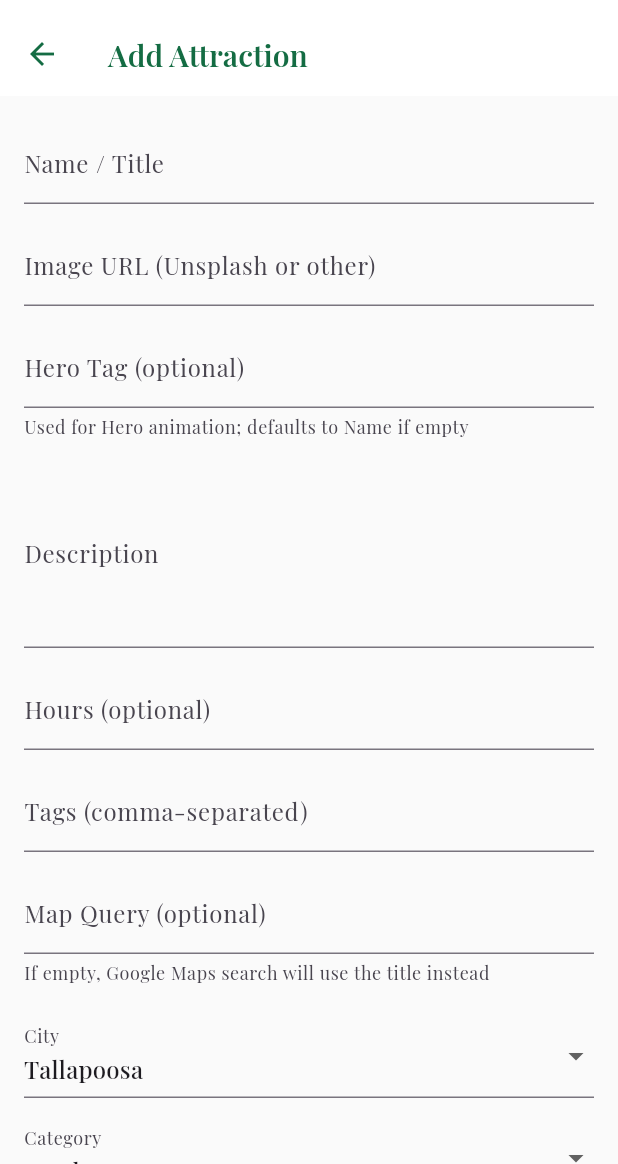
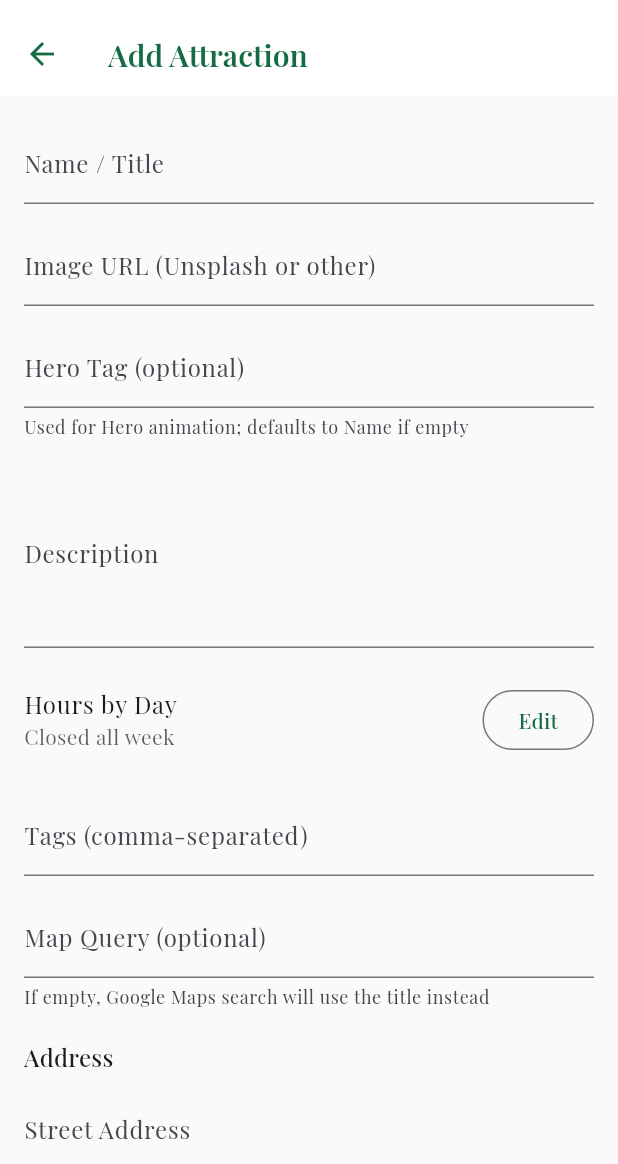
Before and after one commit to JoeMGL/mytown_haralson, a Flutter app: the AddAttractionPage screen opened by its route, on a phone screen of 412 x 824 dp, the part 72-1236 px from its top. Run offline on Flutter 3.47's test engine with Material 3 defaults, Android fonts, the phone set to English and light mode, and no system bars; our stand-ins replace cloud_firestore, firebase_core, flutter_riverpod, go_router, google_fonts; accounts and stored records are empty; network calls fail.

Commit message:
weekly hours added

```diff
--- a/lib/features/admin/explore/add_attraction_page.dart
+++ b/lib/features/admin/explore/add_attraction_page.dart
@@ -2,6 +2,7 @@ import 'package:cloud_firestore/cloud_firestore.dart';
 import 'package:flutter/material.dart';
 
 import '../../../widgets/location_selector.dart';
+import '../../../widgets/weekly_hours_field.dart';
 import '../../../models/place.dart';
 
 class AddAttractionPage extends StatefulWidget {
@@ -16,19 +17,27 @@ class _AddAttractionPageState extends State<AddAttractionPage> {
 
   // Core fields
   String _name = '';
-  String _city = 'Tallapoosa';
   String _category = 'Outdoor';
   String _coords = '';
   bool _featured = false;
   bool _saving = false;
 
+  // Address fields
+  String _street = '';
+  String _city = '';
+  String _state = '';
+  String _zip = '';
+
   // Detail fields
   String _imageUrl = '';
   String _heroTag = '';
   String _description = '';
-  String _hours = '';
+  String _hours = ''; // legacy free-text
   String _tagsText = '';
   String _mapQuery = '';
+
+  // Structured hours by day
+  Map<String, DayHours> _hoursByDay = {};
 
   // Location
   String? _stateId;
@@ -74,17 +83,25 @@ class _AddAttractionPageState extends State<AddAttractionPage> {
           .toList();
 
       final title = _name.trim();
+      final street = _street.trim();
+      final city = _city.trim();
+      final state = _state.trim();
+      final zip = _zip.trim();
 
       final place = Place(
         id: '',
         name: title,
         title: title,
-        city: _city.trim(),
+        street: street,
+        city: city,
+        state: state,
+        zip: zip,
         category: _category,
         imageUrl: _imageUrl.trim(),
         heroTag: _heroTag.trim().isEmpty ? title : _heroTag.trim(),
         description: _description.trim(),
         hours: _hours.trim().isEmpty ? null : _hours.trim(),
+        hoursByDay: _hoursByDay,
         tags: tags,
         mapQuery: _mapQuery.trim().isEmpty ? null : _mapQuery.trim(),
         coords: geo,
@@ -92,8 +109,11 @@ class _AddAttractionPageState extends State<AddAttractionPage> {
         active: true,
         search: [
           title.toLowerCase(),
-          _city.toLowerCase(),
+          city.toLowerCase(),
           _category.toLowerCase(),
+          if (street.isNotEmpty) street.toLowerCase(),
+          if (state.isNotEmpty) state.toLowerCase(),
+          if (zip.isNotEmpty) zip.toLowerCase(),
         ],
         stateId: _stateId ?? '',
         stateName: _stateName ?? '',
@@ -172,13 +192,15 @@ class _AddAttractionPageState extends State<AddAttractionPage> {
             ),
             const SizedBox(height: 12),
 
-            // Hours
-            TextFormField(
-              decoration: const InputDecoration(
-                labelText: 'Hours (optional)',
-                hintText: 'e.g. Mon–Sat 10am–6pm',
-              ),
-              onSaved: (v) => _hours = v?.trim() ?? '',
+            // Structured weekly hours
+            WeeklyHoursField(
+              label: 'Hours by Day',
+              initialValue: _hoursByDay,
+              onChanged: (value) {
+                setState(() {
+                  _hoursByDay = value;
+                });
+              },
             ),
             const SizedBox(height: 12),
 
@@ -203,16 +225,69 @@ class _AddAttractionPageState extends State<AddAttractionPage> {
             ),
             const SizedBox(height: 20),
 
-            // City
-            DropdownButtonFormField<String>(
-              value: _city,
-              decoration: const InputDecoration(labelText: 'City'),
-              items: const ['Tallapoosa', 'Bremen', 'Buchanan', 'Waco']
-                  .map((c) => DropdownMenuItem(value: c, child: Text(c)))
-                  .toList(),
-              onChanged: (v) => setState(() => _city = v ?? _city),
+            // Address section
+            Text(
+              'Address',
+              style: Theme.of(context).textTheme.titleMedium,
+            ),
+            const SizedBox(height: 8),
+
+            // Street
+            TextFormField(
+              decoration: const InputDecoration(
+                labelText: 'Street Address',
+                hintText: 'e.g. 123 Main St',
+              ),
+              onSaved: (v) => _street = v?.trim() ?? '',
+              validator: (v) =>
+                  (v == null || v.trim().isEmpty) ? 'Required' : null,
             ),
             const SizedBox(height: 12),
+
+            // City
+            TextFormField(
+              decoration: const InputDecoration(
+                labelText: 'City',
+                hintText: 'e.g. Tallapoosa',
+              ),
+              onSaved: (v) => _city = v?.trim() ?? '',
+              validator: (v) =>
+                  (v == null || v.trim().isEmpty) ? 'Required' : null,
+            ),
+            const SizedBox(height: 12),
+
+            // State + Zip side by side
+            Row(
+              children: [
+                Expanded(
+                  flex: 2,
+                  child: TextFormField(
+                    decoration: const InputDecoration(
+                      labelText: 'State',
+                      hintText: 'e.g. GA',
+                    ),
+                    onSaved: (v) => _state = v?.trim() ?? '',
+                    validator: (v) =>
+                        (v == null || v.trim().isEmpty) ? 'Required' : null,
+                  ),
+                ),
+                const SizedBox(width: 12),
+                Expanded(
+                  flex: 3,
+                  child: TextFormField(
+                    decoration: const InputDecoration(
+                      labelText: 'ZIP Code',
+                      hintText: 'e.g. 30176',
+                    ),
+                    keyboardType: TextInputType.number,
+                    onSaved: (v) => _zip = v?.trim() ?? '',
+                    validator: (v) =>
+                        (v == null || v.trim().isEmpty) ? 'Required' : null,
+                  ),
+                ),
+              ],
+            ),
+            const SizedBox(height: 20),
 
             // Category
             DropdownButtonFormField<String>(
@@ -257,6 +332,7 @@ class _AddAttractionPageState extends State<AddAttractionPage> {
             ),
             const SizedBox(height: 8),
 
+            // Featured flag
             SwitchListTile(
               title: const Text('Featured'),
               value: _featured,
--- a/lib/models/place.dart
+++ b/lib/models/place.dart
@@ -1,4 +1,41 @@
 import 'package:cloud_firestore/cloud_firestore.dart';
+
+/// Represents opening hours for a single day.
+class DayHours {
+  /// Whether the place is closed this day.
+  final bool closed;
+
+  /// Opening time as a display string, e.g. "9:00 AM".
+  final String? open;
+
+  /// Closing time as a display string, e.g. "5:00 PM".
+  final String? close;
+
+  const DayHours({
+    required this.closed,
+    this.open,
+    this.close,
+  });
+
+  factory DayHours.fromMap(Map<String, dynamic>? data) {
+    if (data == null) {
+      return const DayHours(closed: true);
+    }
+    return DayHours(
+      closed: data['closed'] as bool? ?? false,
+      open: data['open'] as String?,
+      close: data['close'] as String?,
+    );
+  }
+
+  Map<String, dynamic> toMap() {
+    return {
+      'closed': closed,
+      'open': open,
+      'close': close,
+    };
+  }
+}
 
 class Place {
   final String id;
@@ -6,13 +43,25 @@ class Place {
   // Core fields
   final String title; // used by ExploreDetailPage
   final String name; // stored in Firestore too
+
+  // Address
+  final String street;
   final String city;
+  final String state;
+  final String zip;
+
+  // Category / content
   final String category;
-
   final String imageUrl;
   final String heroTag;
   final String description;
+
+  /// Legacy free-text hours (optional, e.g. "Mon–Sat 10–6")
   final String? hours;
+
+  /// Structured hours by day, keyed by "mon","tue","wed","thu","fri","sat","sun".
+  final Map<String, DayHours> hoursByDay;
+
   final List<String> tags;
   final String? mapQuery;
 
@@ -25,7 +74,7 @@ class Place {
   // Search
   final List<String> search;
 
-  // Location fields
+  // Location fields (Visit Haralson multi-state / metro)
   final String stateId;
   final String stateName;
   final String metroId;
@@ -37,12 +86,16 @@ class Place {
     required this.id,
     required this.title,
     required this.name,
+    required this.street,
     required this.city,
+    required this.state,
+    required this.zip,
     required this.category,
     required this.imageUrl,
     required this.heroTag,
     required this.description,
     required this.hours,
+    required this.hoursByDay,
     required this.tags,
     required this.mapQuery,
     required this.coords,
@@ -65,22 +118,44 @@ class Place {
     final storedName = (data['name'] ?? '') as String;
     final storedTitle = (data['title'] ?? '') as String;
 
+    // Parse structured hours map if present
+    final rawHoursByDay = data['hoursByDay'];
+    final Map<String, DayHours> parsedHoursByDay = {};
+    if (rawHoursByDay is Map<String, dynamic>) {
+      rawHoursByDay.forEach((key, value) {
+        if (value is Map<String, dynamic>) {
+          parsedHoursByDay[key] = DayHours.fromMap(value);
+        }
+      });
+    }
+
     return Place(
       id: doc.id,
       name: storedName,
       title: storedTitle.isNotEmpty ? storedTitle : storedName,
+
+      // Address
+      street: (data['street'] ?? '') as String,
       city: (data['city'] ?? '') as String,
+      state: (data['state'] ?? '') as String,
+      zip: (data['zip'] ?? '') as String,
+
       category: (data['category'] ?? '') as String,
       imageUrl: (data['imageUrl'] ?? '') as String,
       heroTag: (data['heroTag'] ?? doc.id) as String,
       description: (data['description'] ?? '') as String,
+
+      // hours
       hours: data['hours'] as String?,
+      hoursByDay: parsedHoursByDay,
+
       tags: (data['tags'] as List?)?.cast<String>() ?? const [],
       mapQuery: data['mapQuery'] as String?,
       coords: data['coords'] is GeoPoint ? data['coords'] as GeoPoint? : null,
       featured: (data['featured'] ?? false) as bool,
       active: (data['active'] ?? true) as bool,
       search: (data['search'] as List?)?.cast<String>() ?? const [],
+
       stateId: (data['stateId'] ?? '') as String,
       stateName: (data['stateName'] ?? '') as String,
       metroId: (data['metroId'] ?? '') as String,
@@ -94,12 +169,22 @@ class Place {
     return {
       'name': name,
       'title': title,
+
+      // Address
+      'street': street,
       'city': city,
+      'state': state,
+      'zip': zip,
+
       'category': category,
       'imageUrl': imageUrl,
       'heroTag': heroTag,
       'description': description,
+
       'hours': hours,
+      'hoursByDay':
+          hoursByDay.map((key, value) => MapEntry(key, value.toMap())),
+
       'tags': tags,
       'mapQuery': mapQuery,
       'coords': coords,
--- /dev/null
+++ b/lib/widgets/weekly_hours_field.dart
@@ -0,0 +1,197 @@
+// lib/widgets/weekly_hours_field.dart
+import 'package:flutter/material.dart';
+
+import '../models/place.dart'; // for DayHours
+
+typedef HoursByDay = Map<String, DayHours>;
+
+const _dayLabels = <String, String>{
+  'mon': 'Monday',
+  'tue': 'Tuesday',
+  'wed': 'Wednesday',
+  'thu': 'Thursday',
+  'fri': 'Friday',
+  'sat': 'Saturday',
+  'sun': 'Sunday',
+};
+
+class WeeklyHoursField extends StatefulWidget {
+  final HoursByDay initialValue;
+  final ValueChanged<HoursByDay> onChanged;
+  final String label;
+
+  const WeeklyHoursField({
+    super.key,
+    required this.initialValue,
+    required this.onChanged,
+    this.label = 'Hours',
+  });
+
+  @override
+  State<WeeklyHoursField> createState() => _WeeklyHoursFieldState();
+}
+
+class _WeeklyHoursFieldState extends State<WeeklyHoursField> {
+  late HoursByDay _value;
+
+  @override
+  void initState() {
+    super.initState();
+
+    // Start with all days present
+    _value = {
+      for (final entry in _dayLabels.entries)
+        entry.key:
+            widget.initialValue[entry.key] ?? const DayHours(closed: true),
+    };
+  }
+
+  String _summaryText() {
+    final openDays = _value.entries.where((e) => !e.value.closed).length;
+    if (openDays == 0) return 'Closed all week';
+    if (openDays == 7) return 'Open every day';
+    return 'Open $openDays day(s) per week';
+  }
+
+  Future<void> _showHoursDialog() async {
+    // Local working copy
+    final temp = Map<String, DayHours>.from(_value);
+
+    await showDialog<void>(
+      context: context,
+      builder: (ctx) {
+        return StatefulBuilder(
+          builder: (ctx, setStateDialog) {
+            return AlertDialog(
+              title: Text(widget.label),
+              content: SizedBox(
+                width: double.maxFinite,
+                child: SingleChildScrollView(
+                  child: Column(
+                    mainAxisSize: MainAxisSize.min,
+                    children: _dayLabels.entries.map((entry) {
+                      final key = entry.key;
+                      final label = entry.value;
+                      final day = temp[key] ?? const DayHours(closed: true);
+
+                      return Padding(
+                        padding: const EdgeInsets.symmetric(vertical: 4),
+                        child: Column(
+                          crossAxisAlignment: CrossAxisAlignment.start,
+                          children: [
+                            SwitchListTile(
+                              contentPadding: EdgeInsets.zero,
+                              dense: true,
+                              title: Text(label),
+                              value: !day.closed,
+                              onChanged: (isOpen) {
+                                setStateDialog(() {
+                                  temp[key] = DayHours(
+                                    closed: !isOpen,
+                                    open: isOpen ? day.open : null,
+                                    close: isOpen ? day.close : null,
+                                  );
+                                });
+                              },
+                            ),
+                            if (!day.closed)
+                              Row(
+                                children: [
+                                  Expanded(
+                                    child: TextFormField(
+                                      initialValue: day.open ?? '',
+                                      decoration: const InputDecoration(
+                                        labelText: 'Open',
+                                        hintText: '9:00 AM',
+                                      ),
+                                      onChanged: (v) {
+                                        setStateDialog(() {
+                                          temp[key] = DayHours(
+                                            closed: false,
+                                            open: v.trim().isEmpty
+                                                ? null
+                                                : v.trim(),
+                                            close: temp[key]?.close,
+                                          );
+                                        });
+                                      },
+                                    ),
+                                  ),
+                                  const SizedBox(width: 8),
+                                  Expanded(
+                                    child: TextFormField(
+                                      initialValue: day.close ?? '',
+                                      decoration: const InputDecoration(
+                                        labelText: 'Close',
+                                        hintText: '5:00 PM',
+                                      ),
+                                      onChanged: (v) {
+                                        setStateDialog(() {
+                                          temp[key] = DayHours(
+                                            closed: false,
+                                            open: temp[key]?.open,
+                                            close: v.trim().isEmpty
+                                                ? null
+                                                : v.trim(),
+                                          );
+                                        });
+                                      },
+                                    ),
+                                  ),
+                                ],
+                              ),
+                          ],
+                        ),
+                      );
+                    }).toList(),
+                  ),
+                ),
+              ),
+              actions: [
+                TextButton(
+                  onPressed: () => Navigator.of(ctx).pop(),
+                  child: const Text('Cancel'),
+                ),
+                FilledButton(
+                  onPressed: () {
+                    // Normalize all days
+                    final normalized = <String, DayHours>{
+                      for (final entry in _dayLabels.entries)
+                        entry.key:
+                            temp[entry.key] ?? const DayHours(closed: true),
+                    };
+
+                    setState(() {
+                      _value = normalized;
+                    });
+                    widget.onChanged(_value);
+                    Navigator.of(ctx).pop();
+                  },
+                  child: const Text('Save'),
+                ),
+              ],
+            );
+          },
+        );
+      },
+    );
+  }
+
+  @override
+  Widget build(BuildContext context) {
+    final cs = Theme.of(context).colorScheme;
+
+    return ListTile(
+      contentPadding: EdgeInsets.zero,
+      title: Text(widget.label),
+      subtitle: Text(
+        _summaryText(),
+        style: TextStyle(color: cs.onSurface.withOpacity(0.7)),
+      ),
+      trailing: OutlinedButton(
+        onPressed: _showHoursDialog,
+        child: const Text('Edit'),
+      ),
+    );
+  }
+}
```
Also changed, not shown: lib/features/admin/explore/edit_attraction_page.dart (+127 -24 lines).
